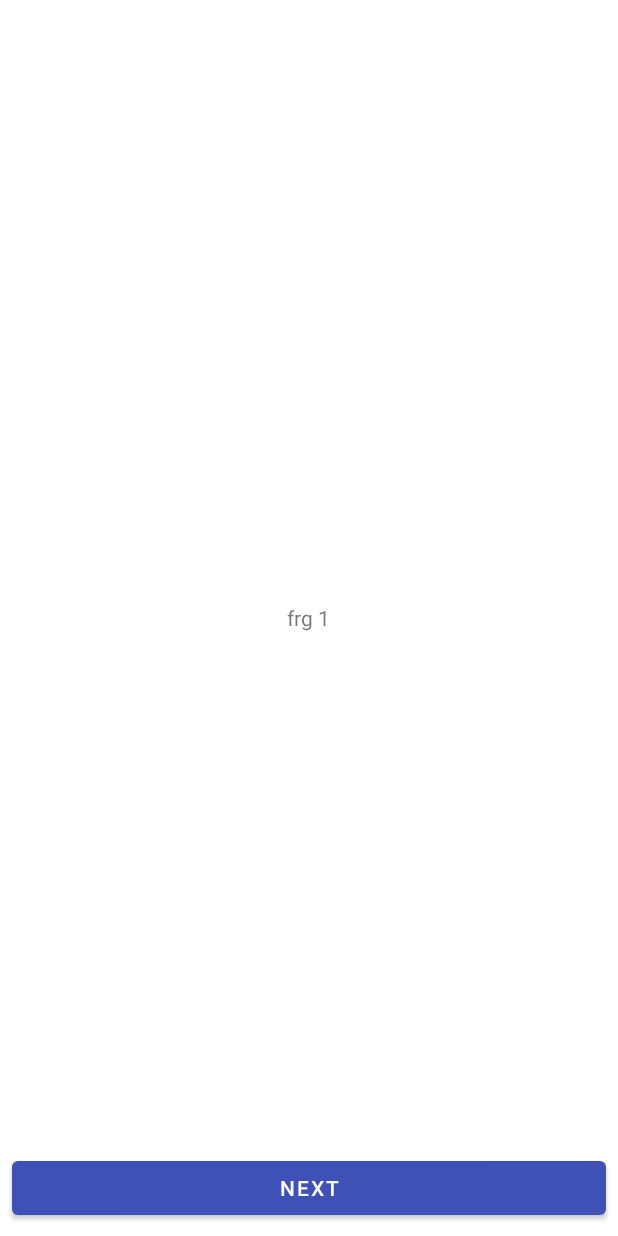
After one commit to ihasanazimi/Practice, an Android app: the NavComponentContainerActivty screen opened directly, with no data from a screen before it, on a phone screen of 412 x 824 dp. The commit adds this screen. Run offline under Robolectric (Android 15) with nearby library versions, the phone set to English and light mode, and no system bars; our stand-ins replace RxJava, data binding; Roboto replaces fonts that are not available here.

Commit message:
add nav component

```diff
--- a/app/build.gradle
+++ b/app/build.gradle
@@ -124,7 +124,7 @@ dependencies {
 
 
     // Nav Component
-    def navigationVersion = "2.5.0-rc02"
+    def navigationVersion = "2.5.0"
     implementation "androidx.navigation:navigation-runtime:$navigationVersion"
     implementation "androidx.navigation:navigation-runtime-ktx:$navigationVersion"
     implementation "androidx.navigation:navigation-fragment:$navigationVersion"
--- a/app/src/main/AndroidManifest.xml
+++ b/app/src/main/AndroidManifest.xml
@@ -25,6 +25,8 @@
             </intent-filter>
         </activity>
 
+        <activity android:name=".ui.fragment.navigation_component.NavComponentContainerActivty"/>
+
 
 
         <service android:name=".ui.fragment.services.BackgroundService" android:exported="false" />
--- a/app/src/main/java/ir/ha/dep/ui/fragment/navigation_component/Frg1.kt
+++ b/app/src/main/java/ir/ha/dep/ui/fragment/navigation_component/Frg1.kt
@@ -4,6 +4,7 @@ import android.os.Bundle
 import android.view.LayoutInflater
 import android.view.View
 import android.view.ViewGroup
+import androidx.navigation.Navigation
 import ir.ha.dep.R
 import ir.ha.dep.databinding.Fragment1Binding
 import ir.ha.dep.ui.BaseFragment
@@ -24,5 +25,9 @@ class Frg1 : BaseFragment() {
 
     override fun onViewCreated(view: View, savedInstanceState: Bundle?) {
         super.onViewCreated(view, savedInstanceState)
+
+        binding.nextBtn.setOnClickListener{
+            Navigation.findNavController(it).navigate(R.id.action_frg1_to_frg2)
+        }
     }
 }
--- a/app/src/main/java/ir/ha/dep/ui/fragment/navigation_component/Frg2.kt
+++ b/app/src/main/java/ir/ha/dep/ui/fragment/navigation_component/Frg2.kt
@@ -4,6 +4,7 @@ import android.os.Bundle
 import android.view.LayoutInflater
 import android.view.View
 import android.view.ViewGroup
+import androidx.navigation.Navigation
 import ir.ha.dep.R
 import ir.ha.dep.databinding.Fragment2Binding
 import ir.ha.dep.ui.BaseFragment
@@ -24,5 +25,9 @@ class Frg2 : BaseFragment() {
 
     override fun onViewCreated(view: View, savedInstanceState: Bundle?) {
         super.onViewCreated(view, savedInstanceState)
+
+        binding.nextBtn.setOnClickListener{
+            Navigation.findNavController(it).navigate(R.id.action_frg2_to_frg3)
+        }
     }
 }
--- a/app/src/main/java/ir/ha/dep/ui/fragment/navigation_component/Frg3.kt
+++ b/app/src/main/java/ir/ha/dep/ui/fragment/navigation_component/Frg3.kt
@@ -4,6 +4,7 @@ import android.os.Bundle
 import android.view.LayoutInflater
 import android.view.View
 import android.view.ViewGroup
+import androidx.navigation.Navigation
 import ir.ha.dep.R
 import ir.ha.dep.databinding.Fragment1Binding
 import ir.ha.dep.databinding.Fragment3Binding
@@ -25,5 +26,9 @@ class Frg3 : BaseFragment() {
 
     override fun onViewCreated(view: View, savedInstanceState: Bundle?) {
         super.onViewCreated(view, savedInstanceState)
+
+        binding.nextBtn.setOnClickListener{
+            Navigation.findNavController(it).navigate(R.id.action_frg3_to_frg1)
+        }
     }
 }
--- /dev/null
+++ b/app/src/main/java/ir/ha/dep/ui/fragment/navigation_component/NavComponentContainerActivty.kt
@@ -0,0 +1,18 @@
+package ir.ha.dep.ui.fragment.navigation_component
+
+import android.os.Bundle
+import ir.ha.dep.R
+import ir.ha.dep.databinding.ActivityNavComponentBinding
+import ir.ha.dep.ui.BaseActivity
+
+class NavComponentContainerActivty : BaseActivity() {
+
+    private lateinit var binding : ActivityNavComponentBinding
+
+    override fun onCreate(savedInstanceState: Bundle?) {
+        super.onCreate(savedInstanceState)
+        binding = getBinding(R.layout.activity_nav_component)
+        setContentView(binding.root)
+    }
+
+}
--- /dev/null
+++ b/app/src/main/res/layout/activity_nav_component.xml
@@ -0,0 +1,21 @@
+<?xml version="1.0" encoding="utf-8"?>
+<layout xmlns:app="http://schemas.android.com/apk/res-auto"
+    xmlns:android="http://schemas.android.com/apk/res/android">
+<FrameLayout
+    android:orientation="vertical"
+    android:layout_width="match_parent"
+    android:layout_height="match_parent"
+    android:background="@color/white"
+    android:clickable="true">
+
+
+    <fragment
+        android:id="@+id/fragmentContainerView"
+        android:name="androidx.navigation.fragment.NavHostFragment"
+        android:layout_width="match_parent"
+        android:layout_height="match_parent"
+        app:navGraph="@navigation/nav_component" />
+
+
+</FrameLayout>
+</layout>
--- a/app/src/main/res/layout/fragment_1.xml
+++ b/app/src/main/res/layout/fragment_1.xml
@@ -6,5 +6,20 @@
     android:background="@color/white"
     android:clickable="true">
 
+    <TextView
+        android:text="frg 1"
+        android:layout_width="wrap_content"
+        android:layout_height="wrap_content"
+        android:layout_gravity="center"/>
+
+    <com.google.android.material.button.MaterialButton
+        android:id="@+id/nextBtn"
+        android:layout_width="match_parent"
+        android:layout_height="wrap_content"
+        android:layout_gravity="bottom"
+        android:text="next"
+        android:layout_margin="@dimen/space_8dp"
+        android:layout_weight="0.1"/>
+
 </FrameLayout>
 </layout>
--- /dev/null
+++ b/app/src/main/res/navigation/nav_component.xml
@@ -0,0 +1,50 @@
+<?xml version="1.0" encoding="utf-8"?>
+<navigation xmlns:android="http://schemas.android.com/apk/res/android"
+    xmlns:app="http://schemas.android.com/apk/res-auto"
+    xmlns:tools="http://schemas.android.com/tools"
+    android:id="@+id/nav_component"
+    app:startDestination="@id/frg1">
+
+    <fragment
+        android:id="@+id/frg1"
+        android:name="ir.ha.dep.ui.fragment.navigation_component.Frg1"
+        android:label="Frg1"
+        tools:layout="@layout/fragment_1">
+        <action
+            android:id="@+id/action_frg1_to_frg2"
+            app:destination="@id/frg2" />
+    </fragment>
+
+
+    <fragment
+        android:id="@+id/frg2"
+        android:name="ir.ha.dep.ui.fragment.navigation_component.Frg2"
+        android:label="Frg2"
+        tools:layout="@layout/fragment_2">
+        <action
+            android:id="@+id/action_frg2_to_frg3"
+            app:destination="@id/frg3"
+          />
+        <action
+            android:id="@+id/action_frg2_to_frg1"
+            app:destination="@id/frg1" />
+    </fragment>
+
+
+
+    <fragment
+        android:id="@+id/frg3"
+        android:name="ir.ha.dep.ui.fragment.navigation_component.Frg3"
+        android:label="Frg3"
+        tools:layout="@layout/fragment_3">
+        <action
+            android:id="@+id/action_frg3_to_frg1"
+            app:destination="@id/frg1"
+            app:popUpTo="@id/frg1"
+            app:popUpToInclusive="true"
+          />
+        <action
+            android:id="@+id/action_frg3_to_frg2"
+            app:destination="@id/frg2" />
+    </fragment>
+</navigation>
```
Also changed, not shown: app/src/main/java/ir/ha/dep/ui/MainActivity.kt (+9 -1 lines), app/src/main/java/ir/ha/dep/ui/fragment/navigation_component/NavComponentContainer.kt (deleted, +0 -30 lines), app/src/main/res/layout/activity_main.xml (+10 -0 lines), app/src/main/res/layout/fragment_2.xml (+15 -0 lines), app/src/main/res/layout/fragment_3.xml (+15 -0 lines), app/src/main/res/layout/fragment_nav_component.xml (deleted, +0 -10 lines).
